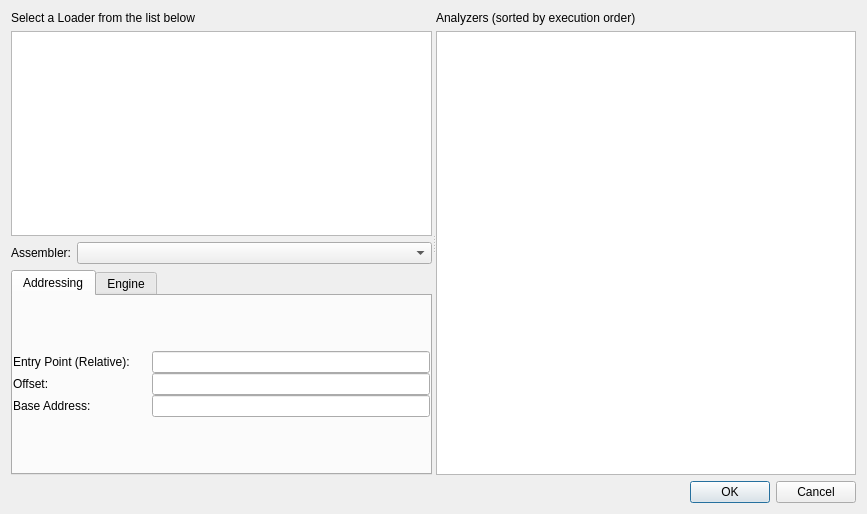
This is dialogs/loaderdialog/loaderdialog.ui in REDasmOrg/REDasm as Qt 5 draws it before an edit. The edited form follows.
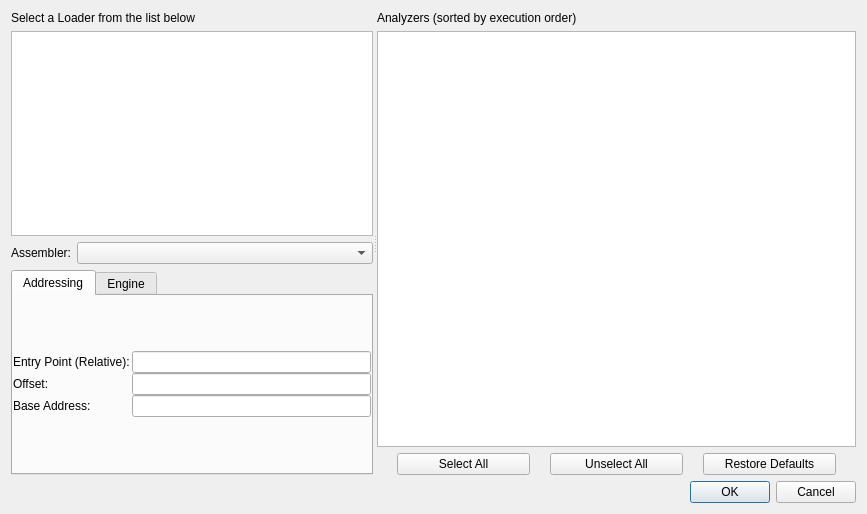
This is the edited form.

Commit message: LoaderDialog: Added selection buttons

Diff of the .ui file:
```diff
--- a/dialogs/loaderdialog/loaderdialog.ui
+++ b/dialogs/loaderdialog/loaderdialog.ui
@@ -164,7 +164,7 @@
        </item>
       </layout>
      </widget>
-     <widget class="QWidget" name="layoutWidget">
+     <widget class="QWidget" name="">
       <layout class="QVBoxLayout" name="verticalLayout_4">
        <item>
         <widget class="QLabel" name="label_7">
@@ -198,6 +198,40 @@
          </attribute>
         </widget>
        </item>
+       <item>
+        <layout class="QHBoxLayout" name="horizontalLayout_2">
+         <property name="spacing">
+          <number>20</number>
+         </property>
+         <property name="leftMargin">
+          <number>20</number>
+         </property>
+         <property name="rightMargin">
+          <number>20</number>
+         </property>
+         <item>
+          <widget class="QPushButton" name="pbSelectAll">
+           <property name="text">
+            <string>Select All</string>
+           </property>
+          </widget>
+         </item>
+         <item>
+          <widget class="QPushButton" name="pbUnselectAll">
+           <property name="text">
+            <string>Unselect All</string>
+           </property>
+          </widget>
+         </item>
+         <item>
+          <widget class="QPushButton" name="pbRestoreDefaults">
+           <property name="text">
+            <string>Restore Defaults</string>
+           </property>
+          </widget>
+         </item>
+        </layout>
+       </item>
       </layout>
      </widget>
     </widget>
```
The commit also changes 2 other files.
